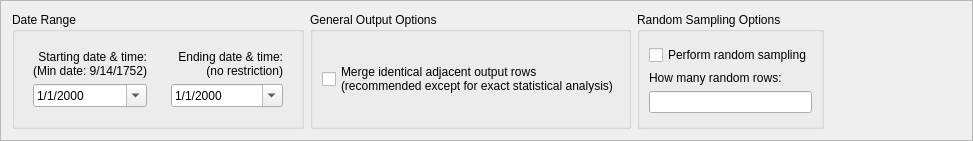
daniel347x/newgene, file NewGeneUI/NewGene/Widgets/CreateOutput/SelectVariables/timerangebox.ui: the form before one commit.
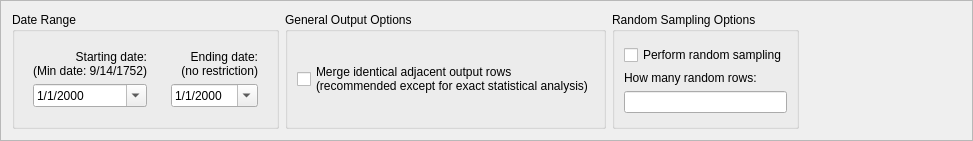
The form after the commit. Custom widgets are drawn as their Qt base class.

Commit message: Datetime widget captions should say "Starting Date" and "Ending Date", not "Starting Date & Time" and "Ending Date & Time"

```diff
--- a/NewGeneUI/NewGene/Widgets/CreateOutput/SelectVariables/timerangebox.ui
+++ b/NewGeneUI/NewGene/Widgets/CreateOutput/SelectVariables/timerangebox.ui
@@ -69,7 +69,7 @@
                   </size>
                  </property>
                  <property name="text">
-                  <string>Starting date &amp; time:
+                  <string>Starting date:
 (Min date: 9/14/1752)</string>
                  </property>
                  <property name="alignment">
@@ -153,7 +153,7 @@
                   </size>
                  </property>
                  <property name="text">
-                  <string>  Ending date &amp; time:
+                  <string>  Ending date:
 (no restriction)</string>
                  </property>
                  <property name="alignment">
```
